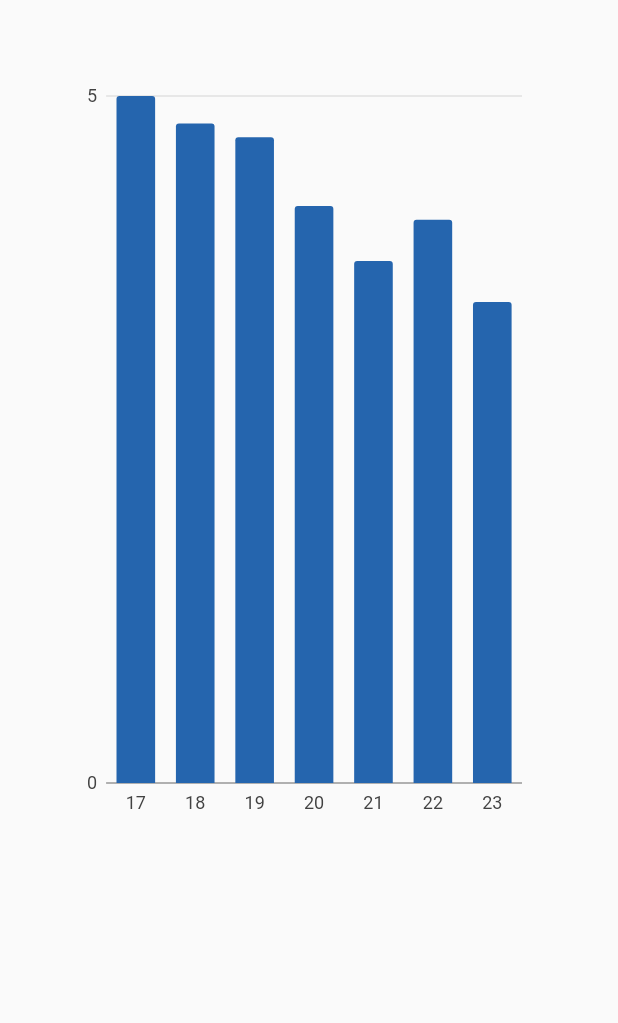
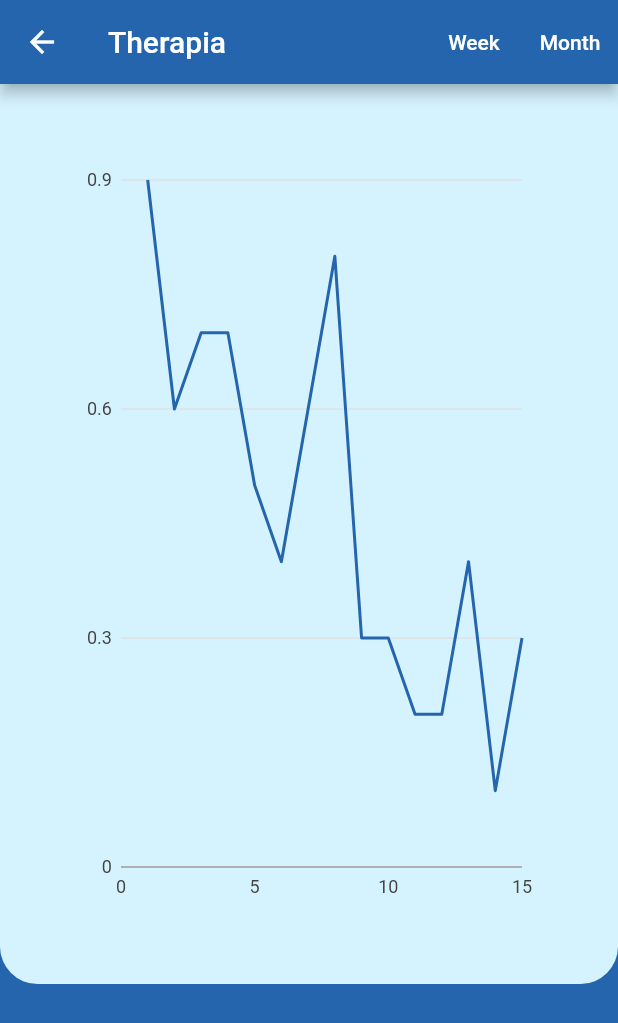
Before and after one commit to malhaar2002/therapia, a Flutter app: the Graphs screen opened directly, on a phone screen of 412 x 824 dp. Shown: the top 1023 px of the screen. Run offline on Flutter 3.47's test engine with Material 2 defaults, Android fonts, the light colour scheme and no system bars; our stand-ins replace charts_flutter, shared_preferences, table_calendar; accounts and stored records are empty.

Commit message:
Added graph filters which are not working

```diff
--- a/lib/models/graph_model.dart
+++ b/lib/models/graph_model.dart
@@ -1,52 +1,103 @@
-import 'package:charts_flutter/flutter.dart' as charts;
-import 'package:therapia/constants/colors.dart';
-
 class GraphModel {
-  String day;
+  num day;
   double tremorIndex;
-  charts.Color colour;
 
   GraphModel({
     required this.day,
     required this.tremorIndex,
-    required this.colour,
   });
 
-  static List<GraphModel> data = [
+  static List<GraphModel> weekData = [
     GraphModel(
-      day: '17',
-      tremorIndex: 5.0,
-      colour: charts.ColorUtil.fromDartColor(apnaDark),
+      day: 1,
+      tremorIndex: 0.9,
     ),
     GraphModel(
-      day: '18',
-      tremorIndex: 4.8,
-      colour: charts.ColorUtil.fromDartColor(apnaDark),
+      day: 2,
+      tremorIndex: 0.6,
     ),
     GraphModel(
-      day: '19',
-      tremorIndex: 4.7,
-      colour: charts.ColorUtil.fromDartColor(apnaDark),
+      day: 3,
+      tremorIndex: 0.7,
     ),
     GraphModel(
-      day: '20',
-      tremorIndex: 4.2,
-      colour: charts.ColorUtil.fromDartColor(apnaDark),
+      day: 4,
+      tremorIndex: 0.7,
     ),
     GraphModel(
-      day: '21',
-      tremorIndex: 3.8,
-      colour: charts.ColorUtil.fromDartColor(apnaDark),
+      day: 5,
+      tremorIndex: 0.5,
     ),
     GraphModel(
-      day: '22',
-      tremorIndex: 4.1,
-      colour: charts.ColorUtil.fromDartColor(apnaDark),
+      day: 6,
+      tremorIndex: 0.4,
     ),
     GraphModel(
-      day: '23',
-      tremorIndex: 3.5,
-      colour: charts.ColorUtil.fromDartColor(apnaDark),
+      day: 7,
+      tremorIndex: 0.6,
+    ),
+  ];
+
+  static List<GraphModel> monthData = [
+    GraphModel(
+      day: 1,
+      tremorIndex: 0.9,
+    ),
+    GraphModel(
+      day: 2,
+      tremorIndex: 0.6,
+    ),
+    GraphModel(
+      day: 3,
+      tremorIndex: 0.7,
+    ),
+    GraphModel(
+      day: 4,
+      tremorIndex: 0.7,
+    ),
+    GraphModel(
+      day: 5,
+      tremorIndex: 0.5,
+    ),
+    GraphModel(
+      day: 6,
+      tremorIndex: 0.4,
+    ),
+    GraphModel(
+      day: 7,
+      tremorIndex: 0.6,
+    ),
+    GraphModel(
+      day: 8,
+      tremorIndex: 0.8,
+    ),
+    GraphModel(
+      day: 9,
+      tremorIndex: 0.3,
+    ),
+    GraphModel(
+      day: 10,
+      tremorIndex: 0.3,
+    ),
+    GraphModel(
+      day:11,
+      tremorIndex: 0.2,
+    ),
+    GraphModel(
+      day: 12,
+      tremorIndex: 0.2,
+    ),
+    GraphModel(
+      day: 13,
+      tremorIndex: 0.4,
+    ),
+    GraphModel(
+      day: 14,
+      tremorIndex: 0.1,
+    ),
+    GraphModel(
+      day: 15,
+      tremorIndex: 0.3,
     ),
   ];
 }
--- a/lib/screens/dashboard.dart
+++ b/lib/screens/dashboard.dart
@@ -28,17 +28,12 @@ class Dashboard extends StatelessWidget {
                     bottomLeft: Radius.circular(25),
                     bottomRight: Radius.circular(25)),
               ),
-              child: Graphs(),
+              child: const Graphs(),
             ),
           ),
-          Expanded(
+          const Expanded(
             flex: 3,
-            child: Container(
-              decoration: const BoxDecoration(
-                borderRadius: BorderRadius.all(Radius.circular(10)),
-              ),
-              child: Calendar(),
-            ),
+            child: Calendar(),
           )
         ],
       ),
--- a/lib/widgets/calendar.dart
+++ b/lib/widgets/calendar.dart
@@ -14,6 +14,7 @@ class Calendar extends StatefulWidget {
 class _CalendarState extends State<Calendar> {
   List<String> toHighlight = [];
 
+  @override
   void initState() {
     getData();
     super.initState();
@@ -128,12 +129,12 @@ class _CalendarState extends State<Calendar> {
                 shape: MaterialStateProperty.all<RoundedRectangleBorder>(
                     RoundedRectangleBorder(
                         borderRadius: BorderRadius.circular(13.0))),
-                backgroundColor: MaterialStateProperty.all(light),
+                backgroundColor: MaterialStateProperty.all(apnaLight),
                 padding: MaterialStateProperty.all(
                     const EdgeInsets.symmetric(horizontal: 20, vertical: 10)),
               ),
               child: const Text("Take Test",
-                  style: TextStyle(fontSize: 20, color: dark)),
+                  style: TextStyle(fontSize: 20, color: apnaDark)),
             ),
           ],
         ),
--- a/lib/widgets/graphs.dart
+++ b/lib/widgets/graphs.dart
@@ -1,29 +1,73 @@
 import 'package:flutter/material.dart';
 import 'package:charts_flutter/flutter.dart' as charts;
+import 'package:therapia/constants/colors.dart';
 import 'package:therapia/models/graph_model.dart';
 
-class Graphs extends StatelessWidget {
-  Graphs({super.key});
+class Graphs extends StatefulWidget {
+  const Graphs({super.key});
 
-  final List<charts.Series<GraphModel, String>> series = [
+  @override
+  State<Graphs> createState() => _GraphsState();
+
+}
+
+class _GraphsState extends State<Graphs> {
+  late List<GraphModel> timeDuration;
+
+  final List<charts.Series<GraphModel, num>> series = [
     charts.Series(
       id: 'Weekly Graph',
-      data: GraphModel.data,
+      // FIXME: timeDuration not working
+      // data: timeDuration,
+      data:  GraphModel.monthData,
       domainFn: (GraphModel series, _) => series.day,
       measureFn: (GraphModel series, _) => series.tremorIndex,
-      colorFn: (GraphModel series, _) => series.colour,
+      colorFn: (_, __) => charts.ColorUtil.fromDartColor(apnaDark),
     )
   ];
 
   @override
   Widget build(BuildContext context) {
-    return Container(
-      width: 500,
-      height: 600,
-      padding: const EdgeInsets.all(50),
-      child: charts.BarChart(
-        series,
-        animate: true,
+    return Scaffold(
+      backgroundColor: apnaDark,
+      appBar: AppBar(
+        backgroundColor: apnaDark,
+        title: const Text('Therapia'),
+        actions: [
+          TextButton(
+            child: const Text(
+              'Week',
+              style: TextStyle(color: Colors.white),
+            ),
+            onPressed: () => setState(() {
+              timeDuration = GraphModel.weekData;
+            }),
+          ),
+          TextButton(
+            child: const Text(
+              'Month',
+              style: TextStyle(
+                color: Colors.white,
+              ),
+            ),
+            onPressed: () => setState(() {
+              timeDuration = GraphModel.monthData;
+            }),
+          ),
+        ],
+      ),
+      body: Container(
+        decoration: const BoxDecoration(
+          borderRadius: BorderRadius.only(bottomLeft: Radius.circular(25), bottomRight: Radius.circular(25)),
+          color: apnaLight,
+        ),
+        width: 500,
+        height: 600,
+        padding: const EdgeInsets.all(50),
+        child: charts.LineChart(
+          series,
+          animate: true,
+        ),
       ),
     );
   }
--- a/pubspec.yaml
+++ b/pubspec.yaml
@@ -15,6 +15,7 @@ dependencies:
   table_calendar: ^3.0.6
   shared_preferences: ^2.0.10
   charts_flutter: ^0.12.0
+  syncfusion_flutter_charts: ^20.2.49
 
 dev_dependencies:
   flutter_test:
```
Also changed, not shown: pubspec.lock.
